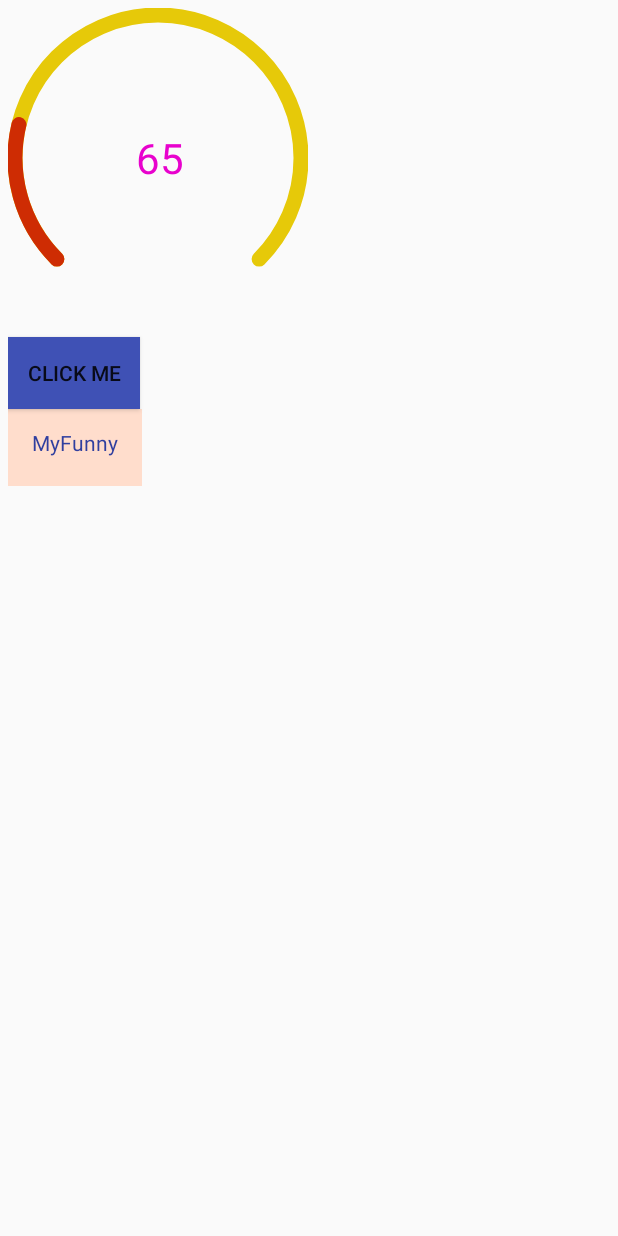
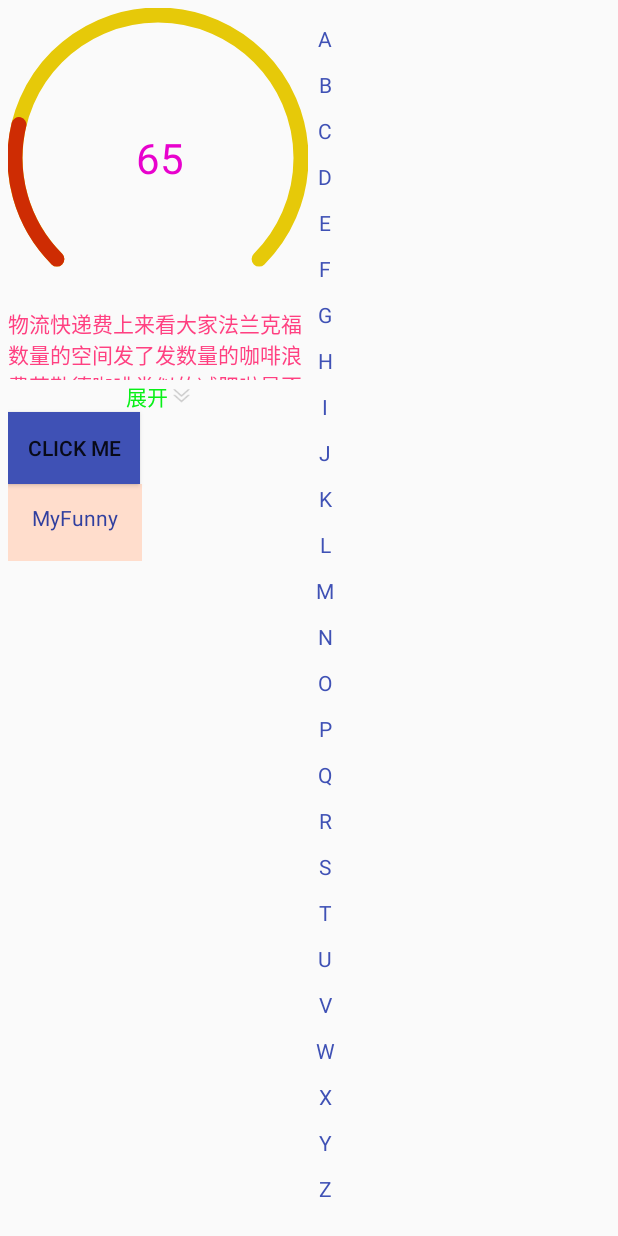
Before and after one commit to yuanshuaiding/MyFunny, an Android app: the screen it shows after launch (MainActivity), on a phone screen of 412 x 824 dp. Run offline under Robolectric (Android 15) with nearby library versions, the phone set to English and light mode, and no system bars.

Commit message:
优化展开折叠控件

```diff
--- a/app/src/main/java/com/eric/myfunny/activity/MainActivity.java
+++ b/app/src/main/java/com/eric/myfunny/activity/MainActivity.java
@@ -75,6 +75,8 @@ public class MainActivity extends BaseActivity {
                 track_tv.setProgress(rate);
             }
         });
+
+        expandableTextView.setText("物流快递费上来看大家法兰克福数量的空间发了发数量的咖啡浪费苏勒德咖啡类似的减肥啦是否类似的会计分录快递费索拉卡的附近湿漉漉的咖啡机睡了多考几分死了地方数量的减肥了深刻的缴费胜利大街方式法律思考的缴费数量的风景类似的父级类似的减肥啦父类螺蛳粉");
     }
 
     @OnClicked(R.id.btn_click)
--- /dev/null
+++ b/app/src/main/java/com/eric/myfunny/view/LetterBarView.java
@@ -0,0 +1,116 @@
+package com.eric.myfunny.view;
+
+import android.content.Context;
+import android.content.res.TypedArray;
+import android.graphics.Canvas;
+import android.graphics.Color;
+import android.graphics.Paint;
+import android.support.annotation.Nullable;
+import android.support.v4.content.ContextCompat;
+import android.util.AttributeSet;
+import android.view.MotionEvent;
+import android.view.View;
+
+import com.eric.myfunny.R;
+
+/**
+ * author : Eric
+ * e-mail : yuanshuai@bertadata.com
+ * time   : 2017/11/09
+ * desc   : 26个英文字母侧边条
+ * version: 1.0
+ */
+
+public class LetterBarView extends View {
+    private final Paint mPaint;
+    private int mColor = Color.BLACK;
+    private int mHighlightColor = Color.RED;
+    private int mSize = 14;
+    private static final String[] mLetters = {"A", "B", "C", "D", "E", "F", "G", "H", "I", "J", "K", "L"
+            , "M", "N", "O", "P", "Q", "R", "S", "T", "U", "V", "W", "X", "Y", "Z"};
+    private int mLetterIndex = -1;
+    private boolean showBg;//显示背景色
+
+    public LetterBarView(Context context) {
+        this(context, null);
+    }
+
+    public LetterBarView(Context context, @Nullable AttributeSet attrs) {
+        this(context, attrs, 0);
+    }
+
+    public LetterBarView(Context context, @Nullable AttributeSet attrs, int defStyleAttr) {
+        super(context, attrs, defStyleAttr);
+        //获取属性
+        TypedArray typedArray = context.obtainStyledAttributes(attrs, R.styleable.LetterBarView);
+        if (typedArray != null) {
+            mColor = typedArray.getColor(R.styleable.LetterBarView_android_textColor, mColor);
+            mHighlightColor = typedArray.getColor(R.styleable.LetterBarView_highlightColor, mHighlightColor);
+            mSize = typedArray.getDimensionPixelSize(R.styleable.LetterBarView_android_textSize, mSize);
+            typedArray.recycle();
+        }
+        mPaint = new Paint();
+        mPaint.setStyle(Paint.Style.FILL);
+        mPaint.setColor(mColor);
+        mPaint.setTextSize(mSize);
+        mPaint.setAntiAlias(true);
+    }
+
+    @Override
+    protected void onMeasure(int widthMeasureSpec, int heightMeasureSpec) {
+        super.onMeasure(widthMeasureSpec, heightMeasureSpec);
+        //只需要测量一个字母所需的宽度即可,M较胖，就选它
+        int letterWidth = (int) mPaint.measureText("M") + getPaddingLeft() + getPaddingRight();
+        setMeasuredDimension(letterWidth, heightMeasureSpec);
+    }
+
+    @Override
+    protected void onDraw(Canvas canvas) {
+        //绘制背景色
+        if(showBg){
+            mPaint.setColor(Color.parseColor("#10000000"));
+            canvas.drawRect(0,0,getWidth(),getHeight(),mPaint);
+        }
+        //绘制字母，需要先计算baseline
+        int letterHeight = (getHeight() - getPaddingTop() - getPaddingBottom()) / mLetters.length;
+        Paint.FontMetricsInt fontMetrics = mPaint.getFontMetricsInt();
+        int base = (fontMetrics.bottom - fontMetrics.top) / 2 - fontMetrics.bottom;
+        for (int i = 0; i < mLetters.length; i++) {
+            float dx = getWidth() / 2 - mPaint.measureText(mLetters[i]) / 2;
+            int dy = getPaddingTop() + i * letterHeight + letterHeight / 2;
+            int baseline = dy + base;
+            if (mLetterIndex == i) {
+                mPaint.setColor(mHighlightColor);
+                canvas.drawText(mLetters[i], dx, baseline, mPaint);
+            } else {
+                mPaint.setColor(mColor);
+                canvas.drawText(mLetters[i], dx, baseline, mPaint);
+            }
+        }
+    }
+
+    @Override
+    public boolean onTouchEvent(MotionEvent event) {
+        float y = event.getY();
+        //计算该坐标对应的字母索引
+        mLetterIndex = (int) ((y - getPaddingTop()) / (getHeight() - getPaddingTop() - getPaddingBottom()) * mLetters.length);
+        switch (event.getAction()) {
+            case MotionEvent.ACTION_DOWN:
+                //开始触摸
+                showBg = true;
+                invalidate();
+                break;
+            case MotionEvent.ACTION_MOVE:
+                //手指滑动
+                invalidate();
+                break;
+            case MotionEvent.ACTION_UP:
+                //手指抬起
+                mLetterIndex = -1;
+                showBg = false;
+                invalidate();
+                break;
+        }
+        return true;
+    }
+}
--- a/app/src/main/res/layout/layout_myview.xml
+++ b/app/src/main/res/layout/layout_myview.xml
@@ -3,8 +3,13 @@
     xmlns:app="http://schemas.android.com/apk/res-auto"
     android:layout_width="match_parent"
     android:layout_height="match_parent"
-    android:orientation="vertical"
+    android:orientation="horizontal"
     android:padding="5dp">
+
+    <LinearLayout
+        android:layout_width="wrap_content"
+        android:layout_height="wrap_content"
+        android:orientation="vertical">
 
         <com.eric.myfunny.view.QQStepView
             android:id="@+id/qq_step"
@@ -40,9 +45,19 @@
             android:id="@+id/track_tv"
             android:layout_width="wrap_content"
             android:layout_height="wrap_content"
+            android:background="#ffddcc"
+            android:padding="16dp"
             android:text="@string/app_name"
-        android:padding="16dp"
-        app:trackColor="@color/colorAccent"
-        android:background="#ffddcc"
-        android:textColor="@color/colorPrimaryDark" />
+            android:textColor="@color/colorPrimaryDark"
+            app:trackColor="@color/colorAccent" />
     </LinearLayout>
+
+
+    <com.eric.myfunny.view.LetterBarView
+        android:layout_width="wrap_content"
+        android:layout_height="match_parent"
+        android:layout_gravity="end"
+        android:padding="5dp"
+        android:textSize="14sp"
+        android:textColor="@color/colorPrimary" />
+</LinearLayout>
--- a/app/src/main/res/values/attrs.xml
+++ b/app/src/main/res/values/attrs.xml
@@ -33,4 +33,9 @@
         <attr name="originColor" format="color" />
         <attr name="trackColor" format="color" />
     </declare-styleable>
+    <declare-styleable name="LetterBarView">
+        <attr name="android:textColor" />
+        <attr name="android:textSize" />
+        <attr name="highlightColor" format="color" />
+    </declare-styleable>
 </resources>
--- a/expandable-textview/src/main/java/com/eric/android/view/ExpandableTextView.java
+++ b/expandable-textview/src/main/java/com/eric/android/view/ExpandableTextView.java
@@ -52,7 +52,7 @@ public class ExpandableTextView extends LinearLayout {
     private Drawable mCollapseDrawable;
     private Drawable mExpandDrawable;
     private int collapseHeight;
-    private boolean fromUser;
+    private boolean clicledByUser;
     private int mTextTotalWidth;
     /**
      * 提示文本的点击事件
@@ -101,8 +101,7 @@ public class ExpandableTextView extends LinearLayout {
         LayoutInflater.from(context).inflate(R.layout.layout_expandable_view, this, true);
         //获取文本控件
         mTvContent = findViewById(R.id.tv_content);
-        //mTvContent.setVisibility(GONE);
-        //mTvContent.setBackgroundDrawable(new ColorDrawable(0xffce2c03));
+        mTvContent.setHeight(0);
         mTvContentTemp = findViewById(R.id.tv_content_temp);
         mTvExpand = findViewById(R.id.tv_arrow);
         mTvExpand.setTextColor(mTipsColor);
@@ -121,14 +120,13 @@ public class ExpandableTextView extends LinearLayout {
         OnClickListener clickListener = new OnClickListener() {
             @Override
             public void onClick(View v) {
-                fromUser = true;
+                clicledByUser = true;
                 toggleText();
             }
         };
         mTvContent.setOnClickListener(clickListener);
         mTvContentTemp.setOnClickListener(clickListener);
         mTvExpand.setOnClickListener(clickListener);
-        fromUser = false;
         setText(mOriginText);
         //设置折叠展开标识控件的位置
         updateExpandArrowAndPosition(mPosition);
@@ -176,11 +174,13 @@ public class ExpandableTextView extends LinearLayout {
 
     public void setText(String text) {
         mIsExpand = !mIsExpand;
+        clicledByUser = false;
         initText(text);
     }
 
     /**
      * 设置展开提示语，在setText方法之前调用
+     *
      * @param label 展开提示语，如“展开”
      */
     public void setExpandLabel(String label) {
@@ -191,6 +191,7 @@ public class ExpandableTextView extends LinearLayout {
 
     /**
      * 设置折叠提示语，在setText方法之前调用
+     *
      * @param label 折叠提示语，如“收起”
      */
     public void seCollapseLabel(String label) {
@@ -201,6 +202,7 @@ public class ExpandableTextView extends LinearLayout {
 
     /**
      * 设置展开提示图标，在setText方法之前调用
+     *
      * @param drawable 展开图标
      */
     public void setExpandDrawable(Drawable drawable) {
@@ -212,6 +214,7 @@ public class ExpandableTextView extends LinearLayout {
 
     /**
      * 设置折叠提示图标，在setText方法之前调用
+     *
      * @param drawable 折叠图标
      */
     public void setCollapseDrawable(Drawable drawable) {
@@ -229,6 +232,8 @@ public class ExpandableTextView extends LinearLayout {
      * 展开或收起文本
      */
     public void toggleText() {
+        //修改展开折叠标志
+        mIsExpand = !mIsExpand;
         if (mPosition == ALIGN_RIGHT) {
             mTvExpand.setVisibility(GONE);
             mTvContent.setMovementMethod(LinkMovementMethod.getInstance());
@@ -241,9 +246,9 @@ public class ExpandableTextView extends LinearLayout {
         collapseHeight = getTextViewHeight(mTvContentTemp);
         Log.d(TAG, "展开高度" + expandHeight);
         Log.d(TAG, "收起高度" + collapseHeight);
-        if (expandHeight == collapseHeight) {
+        if (expandHeight <= collapseHeight) {
             //说明无需折叠
-            mTvContentTemp.setVisibility(GONE);
+            mTvContentTemp.setHeight(0);
             mTvContent.setVisibility(VISIBLE);
             mTvExpand.setVisibility(GONE);
             return;
@@ -252,10 +257,14 @@ public class ExpandableTextView extends LinearLayout {
                 mTvExpand.setVisibility(VISIBLE);
             }
         }
-        if (!fromUser) {
-            mTvContentTemp.setVisibility(VISIBLE);
-            mTvContent.setVisibility(GONE);
-            mIsExpand = !mIsExpand;
+        if (!clicledByUser) {
+            mTvContentTemp.setHeight(collapseHeight);
+            mTvContent.setHeight(0);
+            mIsExpand = false;
+            if (mExpandDrawable != null) {
+                mTvExpand.setCompoundDrawablesWithIntrinsicBounds(null, null, mExpandDrawable, null);
+            }
+            mTvExpand.setText(TIP_EXPAND);
             return;
         }
         if (mIsExpand) {
@@ -265,8 +274,7 @@ public class ExpandableTextView extends LinearLayout {
                 @Override
                 public void onAnimationUpdate(ValueAnimator animation) {
                     mTvContent.setHeight((Integer) animation.getAnimatedValue());
-                    mTvContent.setVisibility(VISIBLE);
-                    mTvContentTemp.setVisibility(GONE);
+                    mTvContentTemp.setHeight(0);
                 }
             });
             anim.start();
@@ -283,8 +291,8 @@ public class ExpandableTextView extends LinearLayout {
                     int h = (Integer) animation.getAnimatedValue();
                     mTvContent.setHeight(h);
                     if (h == collapseHeight) {
-                        mTvContent.setVisibility(GONE);
-                        mTvContentTemp.setVisibility(VISIBLE);
+                        mTvContent.setHeight(0);
+                        mTvContentTemp.setHeight(collapseHeight);
                     }
                 }
             });
@@ -294,8 +302,6 @@ public class ExpandableTextView extends LinearLayout {
             }
             mTvExpand.setText(TIP_EXPAND);
         }
-        //修改展开折叠标志
-        mIsExpand = !mIsExpand;
     }
 
     /**
@@ -335,7 +341,7 @@ public class ExpandableTextView extends LinearLayout {
             spannable.append(ellipsizeText);
             spannable.append(ELLIPSE);
             // 设置样式
-            setSpan(spannable);
+            setSpan(spannable, false);
             mTvContentTemp.setText(spannable);
         }
     }
@@ -372,7 +378,7 @@ public class ExpandableTextView extends LinearLayout {
                 text += space;
             }
             SpannableStringBuilder spannable = new SpannableStringBuilder(text);
-            setSpan(spannable);
+            setSpan(spannable, true);
             mTvContent.setText(spannable);
         }
 
@@ -383,13 +389,13 @@ public class ExpandableTextView extends LinearLayout {
      *
      * @param spannable 需修改样式的文本
      */
-    private void setSpan(SpannableStringBuilder spannable) {
+    private void setSpan(SpannableStringBuilder spannable, boolean isExpand) {
         Drawable drawable;
         // 添加一点空白用于分隔
         spannable.append("  ");
         int tipsLen;
         // 判断是展开还是收起
-        if (mIsExpand) {
+        if (isExpand) {
             spannable.append(TIP_COLLAPSE);
             // 插入图片
             drawable = mCollapseDrawable;
@@ -417,10 +423,15 @@ public class ExpandableTextView extends LinearLayout {
         int height;
         int lines = textView.getLineCount();
         int lineHight = textView.getLineHeight();
+        if (textView == mTvContentTemp) {
+            if (lines > mLines)
+                lines = mLines;
+        }
         height = lines * lineHight;
         int pt = textView.getPaddingTop();
         int pb = textView.getPaddingBottom();
-        return height + pt + pb;
+        height = height + pt + pb;
+        return height;
     }
 
     /**
--- a/expandable-textview/src/main/res/layout/layout_expandable_view.xml
+++ b/expandable-textview/src/main/res/layout/layout_expandable_view.xml
@@ -1,9 +1,6 @@
 <?xml version="1.0" encoding="utf-8"?>
-<LinearLayout xmlns:android="http://schemas.android.com/apk/res/android"
-    xmlns:tools="http://schemas.android.com/tools"
-    android:layout_width="match_parent"
-    android:layout_height="match_parent"
-    android:orientation="vertical">
+<merge xmlns:android="http://schemas.android.com/apk/res/android"
+    xmlns:tools="http://schemas.android.com/tools">
 
     <TextView
         android:id="@+id/tv_content"
@@ -22,4 +19,4 @@
         android:layout_width="wrap_content"
         android:layout_height="wrap_content"
         tools:text="展开" />
-</LinearLayout>
+</merge>
```
Lines whose indentation alone changed are shown as unchanged.
